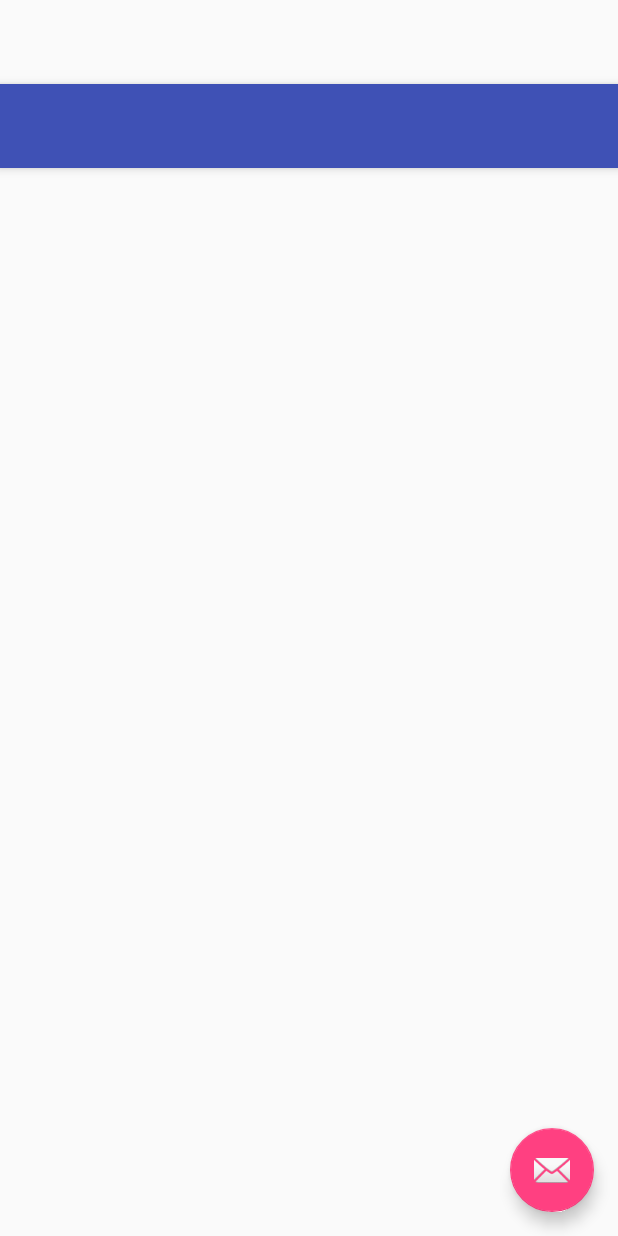
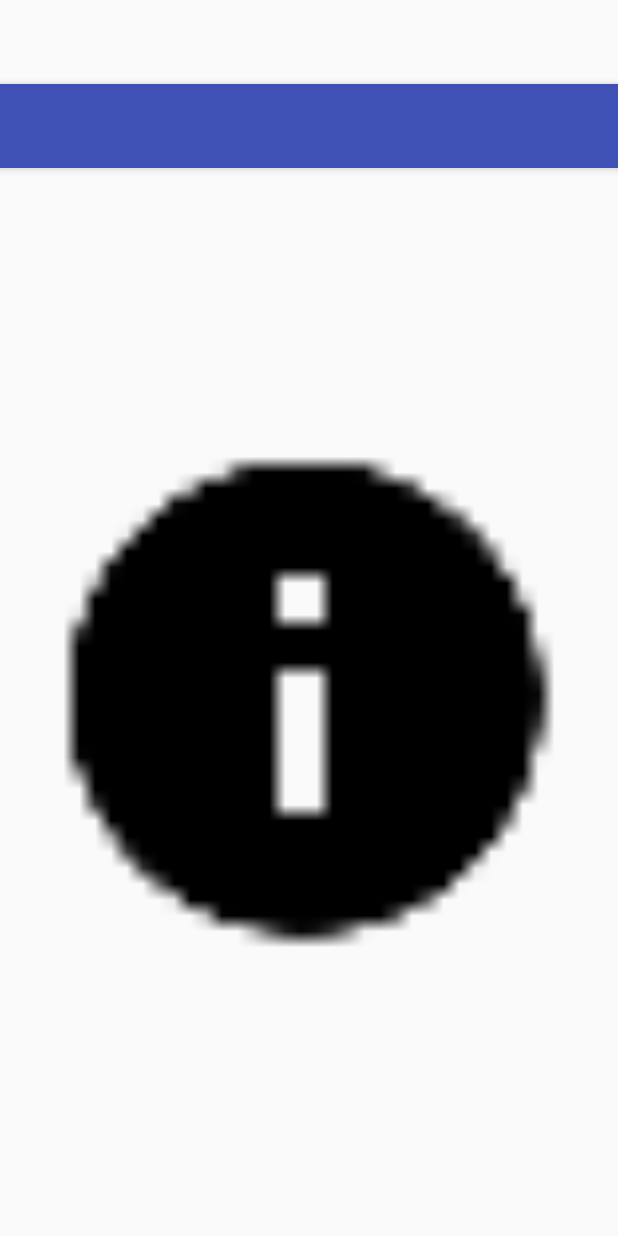
Before and after one commit to nicholascgilpin/Note-Cards, an Android app: the layout activity_picture_screen.xml on its own in the app's theme, with its tools: preview values and no code run, on a phone screen of 412 x 824 dp. Run offline under Robolectric (Android 15) with nearby library versions, the phone set to English and light mode, and no system bars.

Commit message:
Picture size limit
Limited small pictures to thumbnails, removed mail button on Picture
screen

```diff
--- a/app/src/main/res/layout/activity_edit_screen.xml
+++ b/app/src/main/res/layout/activity_edit_screen.xml
@@ -118,7 +118,9 @@
         android:minWidth="100dp"
         android:layout_above="@+id/galleryButton"
         android:layout_toRightOf="@+id/nameBox"
-        android:layout_toEndOf="@+id/nameBox" />
+        android:layout_toEndOf="@+id/nameBox"
+        android:maxHeight="100dp"
+        android:maxWidth="100dp" />
 
     <Button
         style="?android:attr/buttonStyleSmall"
--- a/app/src/main/res/layout/activity_picture_screen.xml
+++ b/app/src/main/res/layout/activity_picture_screen.xml
@@ -23,12 +23,4 @@
 
     <include layout="@layout/content_picture_screen" />
 
-    <android.support.design.widget.FloatingActionButton
-        android:id="@+id/fab"
-        android:layout_width="wrap_content"
-        android:layout_height="wrap_content"
-        android:layout_gravity="bottom|end"
-        android:layout_margin="@dimen/fab_margin"
-        android:src="@android:drawable/ic_dialog_email" />
-
 </android.support.design.widget.CoordinatorLayout>
--- a/app/src/main/res/layout/activity_view_screen.xml
+++ b/app/src/main/res/layout/activity_view_screen.xml
@@ -84,7 +84,9 @@
         android:layout_alignParentRight="true"
         android:layout_alignParentEnd="true"
         android:layout_marginBottom="48dp"
-        android:onClick="zoomIn()" />
+        android:onClick="zoomIn()"
+        android:maxWidth="150dp"
+        android:maxHeight="150dp" />
 
     <Button
         style="?android:attr/buttonStyleSmall"
--- a/app/src/main/res/layout/content_picture_screen.xml
+++ b/app/src/main/res/layout/content_picture_screen.xml
@@ -18,5 +18,6 @@
         android:id="@+id/imageView"
         android:layout_alignParentTop="true"
         android:layout_alignParentLeft="true"
-        android:layout_alignParentStart="true" />
+        android:layout_alignParentStart="true"
+        android:src="@drawable/ic_info_black_24dp" />
 </RelativeLayout>
```
